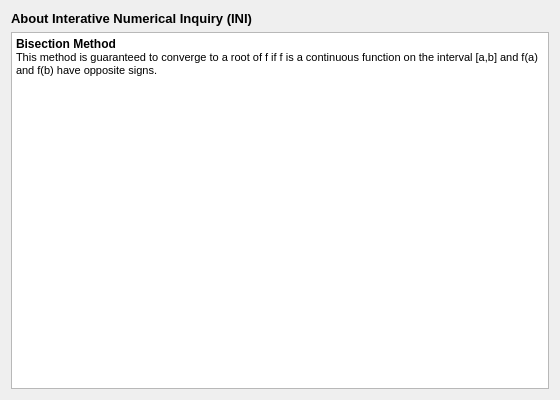
kvpz/Interactive-Numerical-Inquiry, file about.ui: the form before one commit.
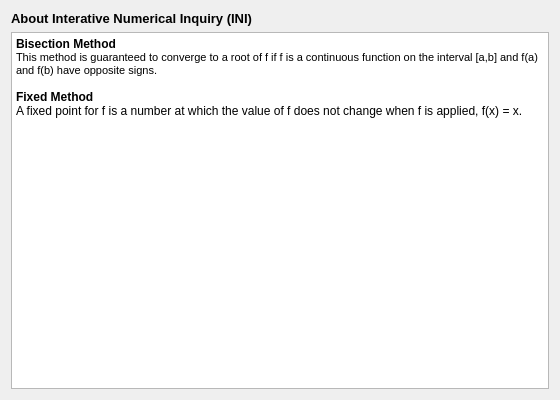
The form after the commit.

Commit message: QwtMathML library has been added. Make use of it where appropriate (About, etc.)

```diff
--- a/about.ui
+++ b/about.ui
@@ -31,7 +31,11 @@
 p, li { white-space: pre-wrap; }
 &lt;/style&gt;&lt;/head&gt;&lt;body style=&quot; font-family:'MS Shell Dlg 2'; font-size:8.25pt; font-weight:400; font-style:normal;&quot;&gt;
 &lt;p style=&quot; margin-top:0px; margin-bottom:0px; margin-left:0px; margin-right:0px; -qt-block-indent:0; text-indent:0px;&quot;&gt;&lt;span style=&quot; font-size:9pt; font-weight:600;&quot;&gt;Bisection Method&lt;/span&gt;&lt;/p&gt;
-&lt;p style=&quot; margin-top:0px; margin-bottom:0px; margin-left:0px; margin-right:0px; -qt-block-indent:0; text-indent:0px;&quot;&gt;&lt;span style=&quot; font-size:8pt;&quot;&gt;This method is guaranteed to converge to a root of f if f is a continuous function on the interval [a,b] and f(a) and f(b) have opposite signs.&lt;/span&gt;&lt;/p&gt;&lt;/body&gt;&lt;/html&gt;</string>
+&lt;p style=&quot; margin-top:0px; margin-bottom:0px; margin-left:0px; margin-right:0px; -qt-block-indent:0; text-indent:0px;&quot;&gt;&lt;span style=&quot; font-size:8pt;&quot;&gt;This method is guaranteed to converge to a root of f if f is a continuous function on the interval [a,b] and f(a) and f(b) have opposite signs.&lt;/span&gt;&lt;/p&gt;
+&lt;p style=&quot;-qt-paragraph-type:empty; margin-top:0px; margin-bottom:0px; margin-left:0px; margin-right:0px; -qt-block-indent:0; text-indent:0px; font-size:8pt;&quot;&gt;&lt;br /&gt;&lt;/p&gt;
+&lt;p style=&quot; margin-top:0px; margin-bottom:0px; margin-left:0px; margin-right:0px; -qt-block-indent:0; text-indent:0px;&quot;&gt;&lt;span style=&quot; font-size:9pt; font-weight:600;&quot;&gt;Fixed Method&lt;/span&gt;&lt;/p&gt;
+&lt;p style=&quot; margin-top:0px; margin-bottom:0px; margin-left:0px; margin-right:0px; -qt-block-indent:0; text-indent:0px;&quot;&gt;&lt;span style=&quot; font-size:9pt;&quot;&gt;A fixed point for f is a number at which the value of f does not change when f is applied, f(x) = x.&lt;/span&gt;&lt;/p&gt;
+&lt;p style=&quot;-qt-paragraph-type:empty; margin-top:0px; margin-bottom:0px; margin-left:0px; margin-right:0px; -qt-block-indent:0; text-indent:0px; font-size:9pt;&quot;&gt;&lt;br /&gt;&lt;/p&gt;&lt;/body&gt;&lt;/html&gt;</string>
        </property>
       </widget>
      </item>
```
The commit also changes 8 other files.
